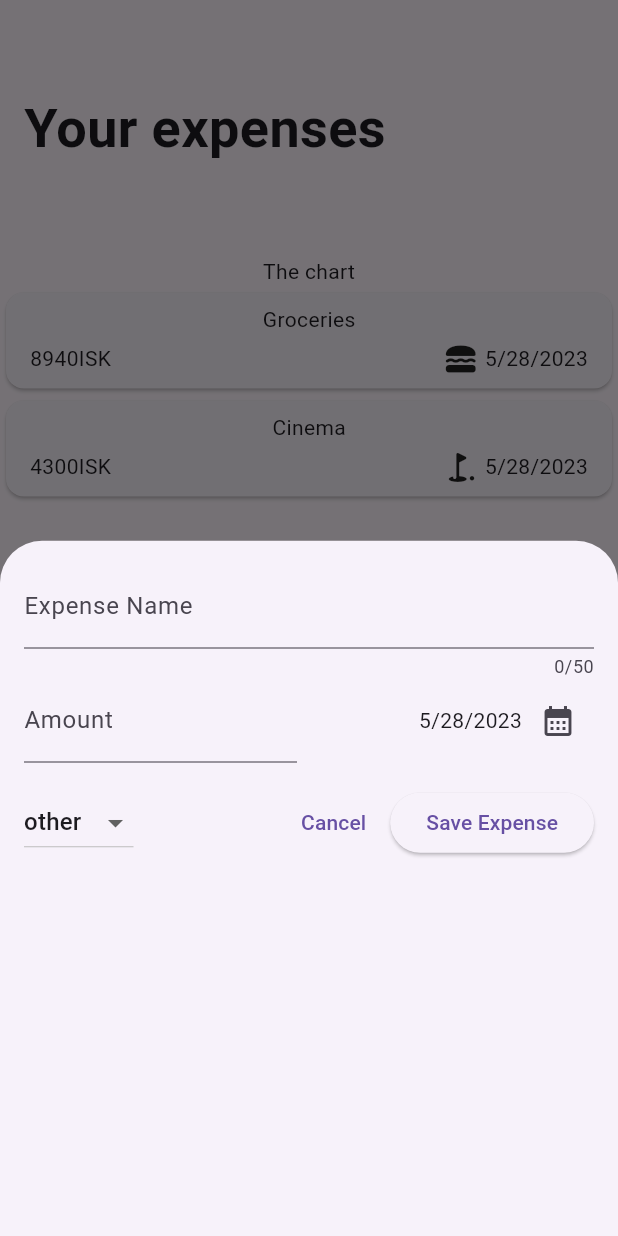
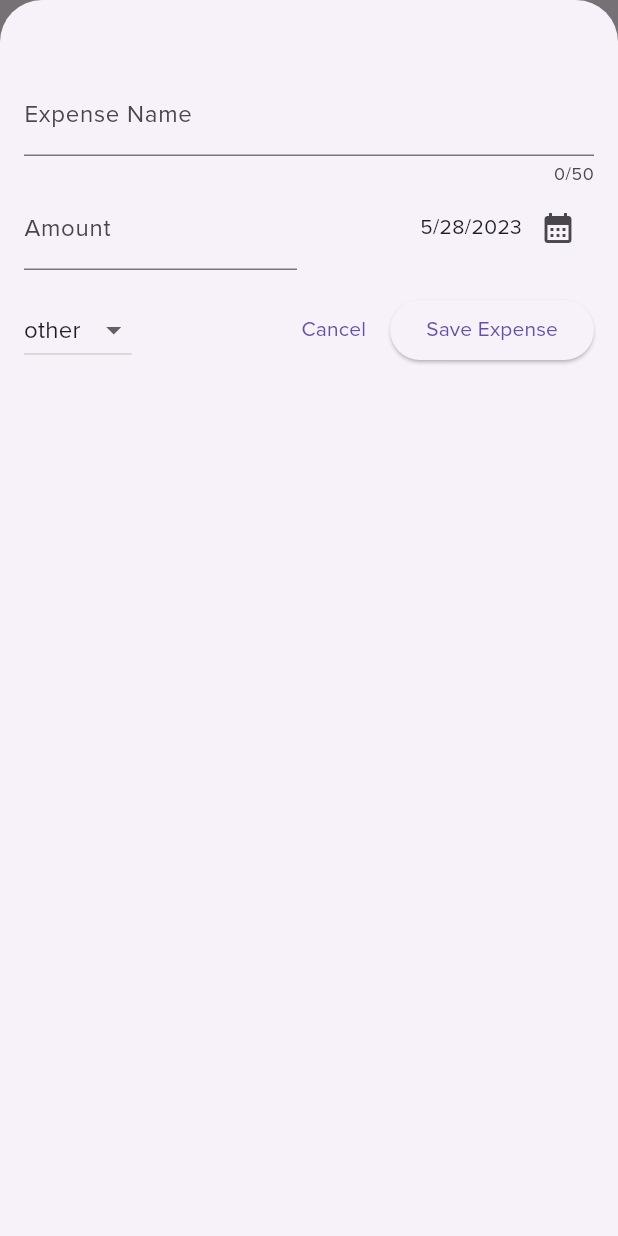
Before and after one commit to c-abbott/big_spender, a Flutter app: the screen it shows after launch, after a tap on the "add" icon, on a phone screen of 412 x 824 dp. Run offline on Flutter 3.47's test engine with Material 2 defaults, Android fonts, the phone set to English and light mode, and no system bars.

Commit message:
Made expenses dismissable

```diff
--- a/lib/main.dart
+++ b/lib/main.dart
@@ -4,7 +4,7 @@ import 'package:big_spender/widgets/expenses.dart';
 void main() {
   runApp(
     MaterialApp(
-      theme: ThemeData(useMaterial3: true),
+      theme: ThemeData(useMaterial3: true, fontFamily: 'ProximaNova'),
       home: const Expenses(),
     ),
   );
--- a/lib/widgets/expenses.dart
+++ b/lib/widgets/expenses.dart
@@ -29,9 +29,21 @@ class _ExpensesState extends State<Expenses> {
 
   void _addExpenseOverlay() {
     showModalBottomSheet(
-      context: context,
-      builder: (ctx) => const NewExpense(),
-    );
+        context: context,
+        builder: (ctx) => NewExpense(onAddExpense: _addExpense),
+        isScrollControlled: true);
+  }
+
+  void _addExpense(Expense expense) {
+    setState(() {
+      _registeredExpenses.add(expense);
+    });
+  }
+
+  void _removeExpense(Expense expense) {
+    setState(() {
+      _registeredExpenses.remove(expense);
+    });
   }
 
   @override
@@ -53,7 +65,11 @@ class _ExpensesState extends State<Expenses> {
             ),
           ),
           const Text('The chart'),
-          Expanded(child: ExpensesList(expenses: _registeredExpenses))
+          Expanded(
+              child: ExpensesList(
+            expenses: _registeredExpenses,
+            onRemoveExpense: _removeExpense,
+          ))
         ],
       ),
       floatingActionButton: GradientBorderFab(onPressed: _addExpenseOverlay),
--- a/lib/widgets/expenses_list/expenses_list.dart
+++ b/lib/widgets/expenses_list/expenses_list.dart
@@ -3,15 +3,23 @@ import 'package:flutter/material.dart';
 import 'package:big_spender/model/expense.dart';
 
 class ExpensesList extends StatelessWidget {
-  const ExpensesList({Key? key, required this.expenses}) : super(key: key);
+  const ExpensesList(
+      {Key? key, required this.expenses, required this.onRemoveExpense})
+      : super(key: key);
 
   final List<Expense> expenses;
+  final void Function(Expense expense) onRemoveExpense;
 
   @override
   Widget build(BuildContext context) {
     return ListView.builder(
       itemCount: expenses.length,
-      itemBuilder: (context, index) => ExpenseItem(expenses[index]),
+      itemBuilder: (context, index) => Dismissible(
+          key: ValueKey(expenses[index]),
+          onDismissed: (direction) {
+            onRemoveExpense(expenses[index]);
+          },
+          child: ExpenseItem(expenses[index])),
     );
   }
 }
--- a/lib/widgets/new_expense.dart
+++ b/lib/widgets/new_expense.dart
@@ -2,7 +2,9 @@ import 'package:flutter/material.dart';
 import 'package:big_spender/model/expense.dart';
 
 class NewExpense extends StatefulWidget {
-  const NewExpense({Key? key}) : super(key: key);
+  const NewExpense({super.key, required this.onAddExpense});
+
+  final void Function(Expense expense) onAddExpense;
 
   @override
   State<NewExpense> createState() => _NewExpenseState();
@@ -49,6 +51,12 @@ class _NewExpenseState extends State<NewExpense> {
               )));
       return;
     }
+    widget.onAddExpense(Expense(
+        title: _titleController.text,
+        amount: enteredAmount,
+        expenseCreatedAt: _selectedDate,
+        category: _selectedCategory));
+    Navigator.pop(context);
   }
 
   @override
@@ -61,7 +69,7 @@ class _NewExpenseState extends State<NewExpense> {
   @override
   Widget build(BuildContext context) {
     return Padding(
-      padding: const EdgeInsets.all(16),
+      padding: const EdgeInsets.fromLTRB(16, 48, 16, 16),
       child: Column(children: [
         TextField(
           controller: _titleController,
```
